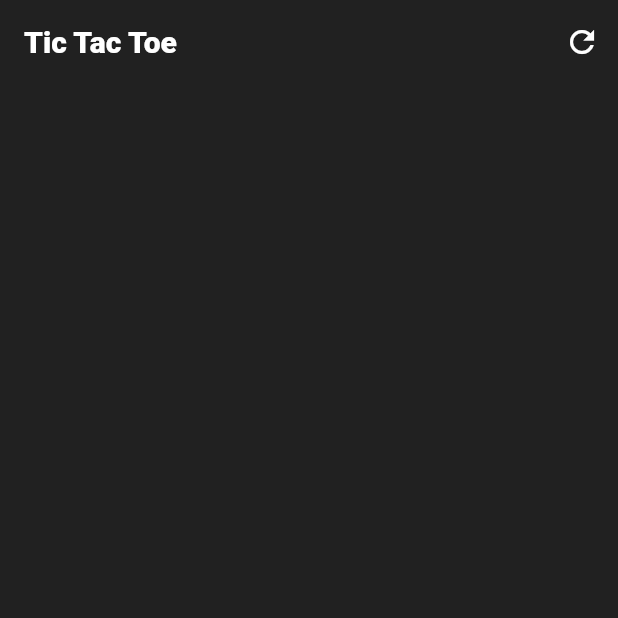
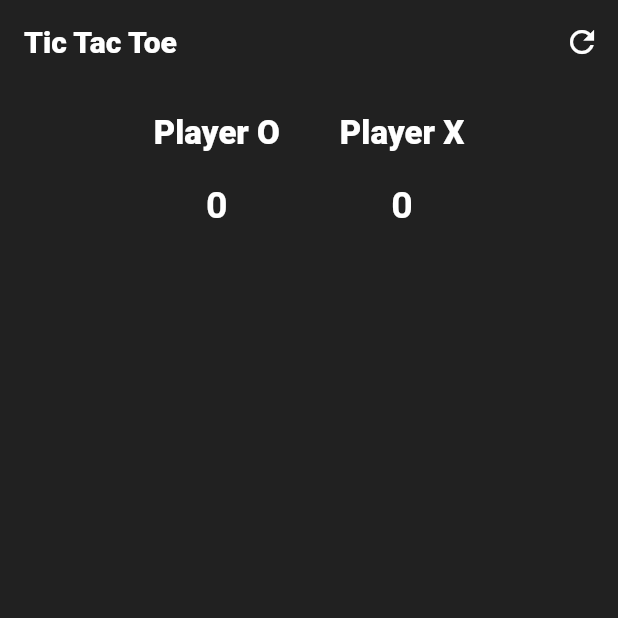
Before and after one commit to rajielijah/tictest, a Flutter app: the screen it shows after launch, on a phone screen of 412 x 824 dp, the top half of it. Run offline on Flutter 3.47's test engine with Material 2 defaults, Android fonts, the phone set to English and light mode, and no system bars.

Commit message:
function to keep scores between the two players

```diff
--- a/lib/home_screen.dart
+++ b/lib/home_screen.dart
@@ -45,9 +45,80 @@ class _HomeScreenState extends State<HomeScreen> {
         ),
       ),
       backgroundColor: Colors.grey[900],
+      body: Column(
+        children: [
+          _buildPointsTable()
+
+        ],
+      ),
 
     );
   }
+
+  Widget _buildPointsTable() {
+    return Expanded(
+      child: Container(
+        child: Row(
+          mainAxisAlignment: MainAxisAlignment.center,
+          children: [
+            Padding(
+              padding: const EdgeInsets.all(
+                20.0,
+              ),
+              child: Column(
+                children: [
+                  Text(
+                    'Player O',
+                    style: kCustomText(
+                        fontSize: 22.0,
+                        color: Colors.white,
+                        fontWeight: FontWeight.w800),
+                  ),
+                  const SizedBox(
+                    height: 20,
+                  ),
+                  Text(
+                    _scoreO.toString(),
+                    style: kCustomText(
+                        color: Colors.white,
+                        fontSize: 25.0,
+                        fontWeight: FontWeight.bold),
+                  )
+                ],
+              ),
+            ),
+            Padding(
+              padding: const EdgeInsets.all(
+                20.0,
+              ),
+              child: Column(
+                children: [
+                  Text(
+                    'Player X',
+                    style: kCustomText(
+                        fontSize: 22.0,
+                        color: Colors.white,
+                        fontWeight: FontWeight.w800),
+                  ),
+                  const SizedBox(
+                    height: 20,
+                  ),
+                  Text(
+                    _scoreX.toString(),
+                    style: kCustomText(
+                        color: Colors.white,
+                        fontSize: 25.0,
+                        fontWeight: FontWeight.bold),
+                  ),
+                ],
+              ),
+            )
+          ],
+        ),
+      ),
+    );
+  }
+
 
  void _clearBoard() {
     setState(() {
```
